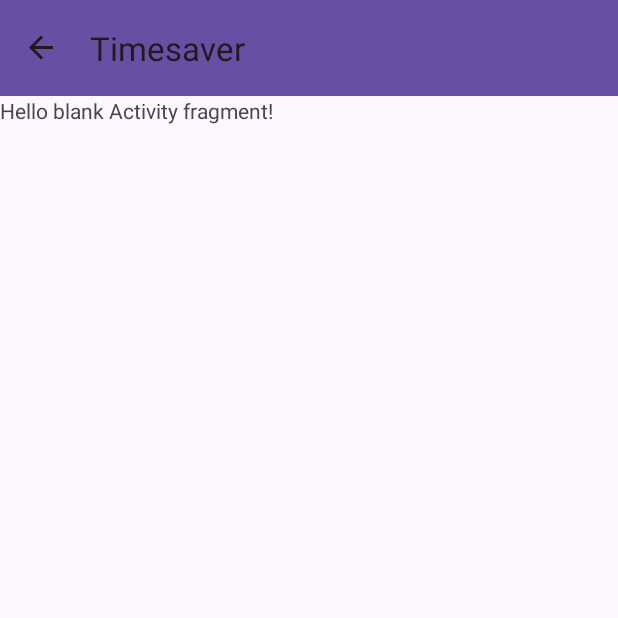
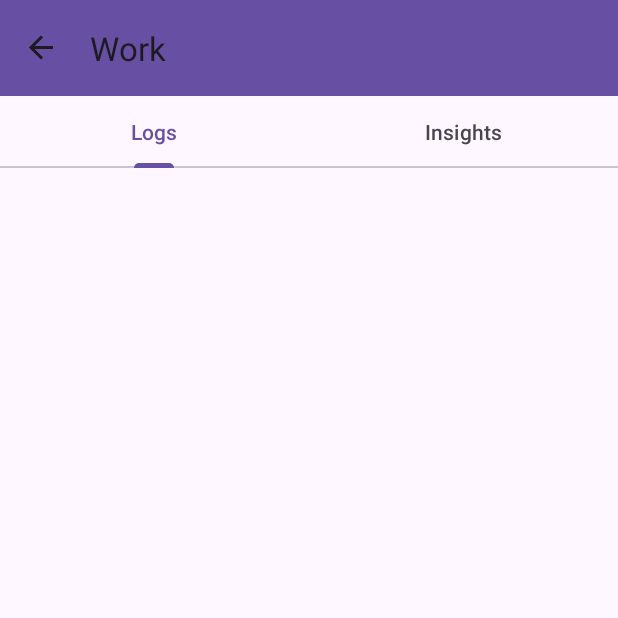
Before and after one commit to AngelynDisguise/Timesaver, an Android app: the ActivityFragment screen opened through its navigation route, on a phone screen of 412 x 824 dp, the top half of it. Run offline under Robolectric (Android 15) with nearby library versions, the phone set to English and light mode, and no system bars; our stand-ins replace Room's generated code, navigation-ui.

Commit message:
feat(Activity): implement navigation from 'View Insights'
- also: add logs tab next to insights to separate the timelogs history from graphs?

- improvement: could rename 'open' menu option to 'view_insights', or whatever name I commit to...

- challenge: - I tried to Parcelize Activity bundle whole Activity object and send to Activity Fragment. I got the error: 'java.lang.ClassNotFoundException: Didn't find Activity class on path: dexpathlist'. I used passing the index instead to simply point to the specific activity in the view model list. Might try again later?

```diff
--- a/app/src/main/java/com/example/timesaver/MainActivity.kt
+++ b/app/src/main/java/com/example/timesaver/MainActivity.kt
@@ -22,6 +22,7 @@ class MainActivity : AppCompatActivity() {
     private lateinit var navController: NavController
     private lateinit var drawerLayout: DrawerLayout
     private lateinit var appBarConfiguration: AppBarConfiguration
+    private lateinit var toolbar: Toolbar
 
     private val dao by lazy { TimesaverDatabase.getDatabase(applicationContext).timesaverDao() }
     val viewModel by lazy {
@@ -41,7 +42,7 @@ class MainActivity : AppCompatActivity() {
         )
 
         // Set up toolbar with the hamburger icon
-        val toolbar: Toolbar = findViewById(R.id.toolbar)
+        toolbar = findViewById(R.id.toolbar)
         setSupportActionBar(toolbar)
 
         /** Set up Nav Controller to host the fragments */
@@ -52,10 +53,10 @@ class MainActivity : AppCompatActivity() {
         drawerLayout = findViewById(R.id.drawer_layout)
         appBarConfiguration = AppBarConfiguration(
             setOf( // the top destinations in the drawer
-            R.id.main_fragment,
-            R.id.settings_fragment,
-            R.id.activity_menu_fragment
-        ), drawerLayout)
+                R.id.main_fragment,
+                R.id.settings_fragment,
+                R.id.activity_menu_fragment
+            ), drawerLayout)
         setupActionBarWithNavController(navController, appBarConfiguration)
 
         // Connect the drawer UI (the navigation view) to NavController
@@ -81,4 +82,8 @@ class MainActivity : AppCompatActivity() {
         return navController.navigateUp(appBarConfiguration) || super.onSupportNavigateUp()
     }
 
+    fun setActionBarTitle(title: String) {
+        toolbar.title = title
+    }
+
 }
--- a/app/src/main/java/com/example/timesaver/fragments/ActivityFragment.kt
+++ b/app/src/main/java/com/example/timesaver/fragments/ActivityFragment.kt
@@ -1,23 +1,59 @@
 package com.example.timesaver.fragments
 
+import android.content.Context
 import android.os.Bundle
+import android.util.Log
 import android.view.LayoutInflater
 import android.view.View
 import android.view.ViewGroup
+import androidx.activity.OnBackPressedCallback
 import androidx.fragment.app.Fragment
+import androidx.navigation.NavController
+import androidx.navigation.fragment.findNavController
+import com.example.timesaver.MainActivity
+import com.example.timesaver.MainViewModel
 import com.example.timesaver.R
+import com.example.timesaver.database.Activity
 
 class ActivityFragment : Fragment() {
 
-    override fun onCreate(savedInstanceState: Bundle?) {
-        super.onCreate(savedInstanceState)
+    private lateinit var navController: NavController
+    private lateinit var viewModel: MainViewModel
+    private lateinit var currentActivity: Activity
+
+    override fun onAttach(context: Context) {
+        super.onAttach(context)
+        viewModel = (requireActivity() as MainActivity).viewModel
     }
 
     override fun onCreateView(
         inflater: LayoutInflater, container: ViewGroup?,
         savedInstanceState: Bundle?
     ): View? {
-        // Inflate the layout for this fragment
         return inflater.inflate(R.layout.fragment_activity, container, false)
     }
+
+    override fun onViewCreated(view: View, savedInstanceState: Bundle?) {
+        super.onViewCreated(view, savedInstanceState)
+        val i = arguments?.getInt("activityIndex") ?: 0
+
+        // Recieve Activity list from database
+        viewModel.activities.observe(viewLifecycleOwner) {
+            currentActivity = it[i]
+            (requireActivity() as MainActivity).setActionBarTitle(currentActivity.activityName)
+            Log.i(
+                "ActivityFragment",
+                "Recieved activity: $it"
+            )
+        }
+
+        navController = findNavController()
+        requireActivity().onBackPressedDispatcher.addCallback(viewLifecycleOwner, object : OnBackPressedCallback(true) {
+            override fun handleOnBackPressed() {
+                navController.navigateUp()
+            }
+        })
+
+    }
+
 }
--- a/app/src/main/java/com/example/timesaver/fragments/activitymenufragment/ActivityMenuFragment.kt
+++ b/app/src/main/java/com/example/timesaver/fragments/activitymenufragment/ActivityMenuFragment.kt
@@ -13,7 +13,9 @@ import android.widget.FrameLayout
 import android.widget.Toast
 import androidx.appcompat.app.AlertDialog
 import androidx.appcompat.widget.PopupMenu
+import androidx.core.os.bundleOf
 import androidx.fragment.app.Fragment
+import androidx.navigation.fragment.findNavController
 import androidx.recyclerview.widget.RecyclerView
 import com.example.timesaver.MainActivity
 import com.example.timesaver.MainViewModel
@@ -22,6 +24,8 @@ import com.example.timesaver.database.Activity
 import com.google.android.material.snackbar.Snackbar
 
 class ActivityMenuFragment : Fragment() {
+
+    private val navController by lazy { findNavController() }
 
     private lateinit var adapter: ActivityListAdapter
     private lateinit var viewModel: MainViewModel
@@ -131,6 +135,8 @@ class ActivityMenuFragment : Fragment() {
                     true
                 }
                 R.id.open -> {
+                    val bundle = bundleOf("activityIndex" to position)
+                    navController.navigate(R.id.action_activity_menu_fragment_to_activity_fragment, bundle)
                     true
                 }
                 else -> false
--- a/app/src/main/res/layout/fragment_activity.xml
+++ b/app/src/main/res/layout/fragment_activity.xml
@@ -5,10 +5,26 @@
     android:layout_height="match_parent"
     tools:context=".fragments.ActivityFragment">
 
-    <!-- TODO: Update blank fragment layout -->
-    <TextView
-        android:layout_width="match_parent"
+    <com.google.android.material.appbar.AppBarLayout
         android:layout_height="match_parent"
-        android:text="Hello blank Activity fragment!" />
+        android:layout_width="match_parent">
+
+        <com.google.android.material.tabs.TabLayout
+            android:layout_height="wrap_content"
+            android:layout_width="match_parent">
+
+            <com.google.android.material.tabs.TabItem
+                android:layout_height="wrap_content"
+                android:layout_width="match_parent"
+                android:text="Logs" />
+
+            <com.google.android.material.tabs.TabItem
+                android:layout_height="wrap_content"
+                android:layout_width="match_parent"
+                android:text="Insights" />
+
+        </com.google.android.material.tabs.TabLayout>
+
+    </com.google.android.material.appbar.AppBarLayout>
 
 </FrameLayout>
--- a/app/src/main/res/menu/activity_options_menu.xml
+++ b/app/src/main/res/menu/activity_options_menu.xml
@@ -8,5 +8,5 @@
         android:title="Delete" />
     <item
         android:id="@+id/open"
-        android:title="Open" />
+        android:title="View Insights" />
 </menu>
--- a/app/src/main/res/navigation/nav_graph.xml
+++ b/app/src/main/res/navigation/nav_graph.xml
@@ -30,6 +30,9 @@
         <action
             android:id="@+id/action_activity_fragment_to_main_fragment"
             app:destination="@id/main_fragment" />
+        <action
+            android:id="@+id/action_activity_fragment_to_activity_menu_fragment"
+            app:destination="@id/activity_menu_fragment" />
     </fragment>
 
     <fragment
```
Also changed, not shown: app/src/main/java/com/example/timesaver/fragments/ActivityInsightsFragment.kt (added, +19 -0 lines), app/src/main/res/layout/fragment_activity_insights.xml (added, +14 -0 lines).
